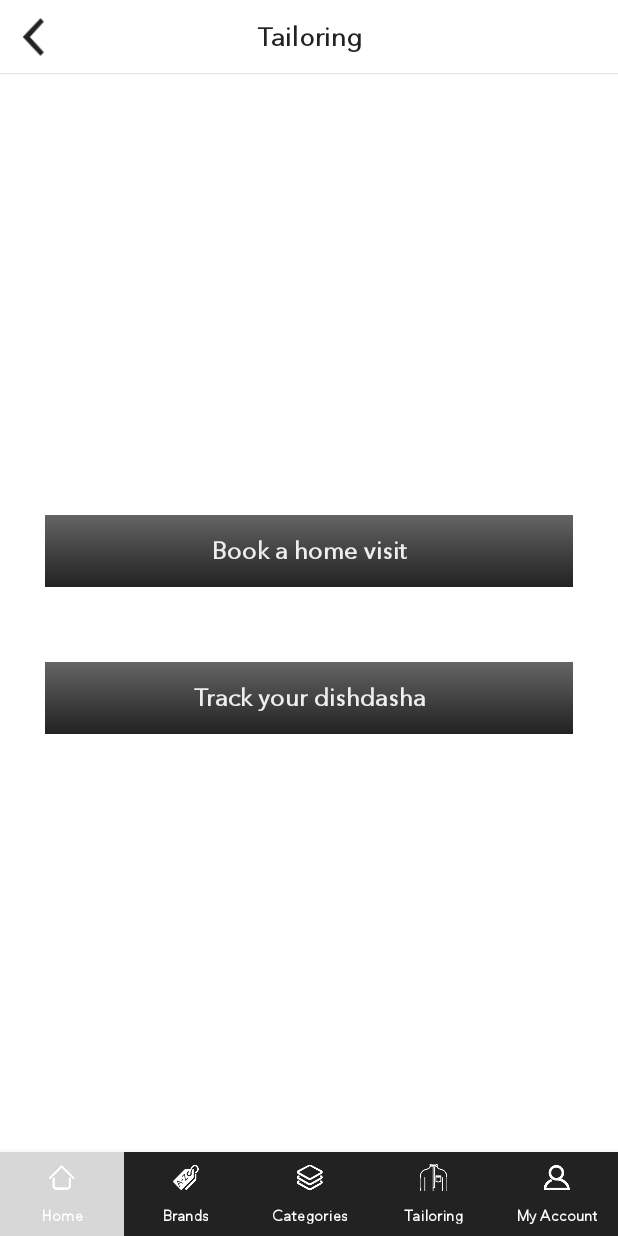
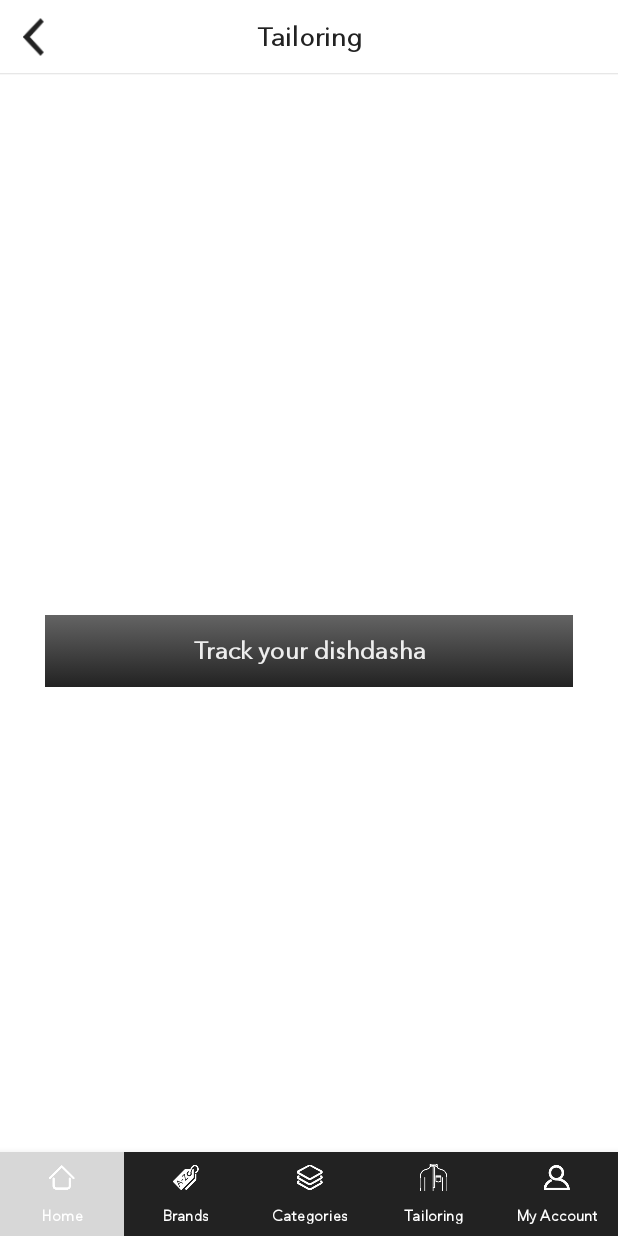
Before and after one commit to Vinod-2225/Dagla, an Android app: the fragment TailoringFragment placed in its activity, on a phone screen of 412 x 824 dp. Run offline under Robolectric (Android 15) with nearby library versions, the phone set to English and light mode, and no system bars; libraries missing offline, so code that uses them is left out: com.loopj.android, com.nostra13.universalimageloader, cz.msebera.android; pictures from the network do not load; 12 statements that could not run were skipped.

Commit message:
Initial Commit

```diff
--- a/app/build.gradle
+++ b/app/build.gradle
@@ -22,8 +22,8 @@ android {
         applicationId "com.dagla.android"
         minSdkVersion 21
         targetSdkVersion 32
-        versionCode 35
-        versionName "4.2.7"
+        versionCode 36
+        versionName "4.2.8"
         testInstrumentationRunner "androidx.test.runner.AndroidJUnitRunner"
     }
 //    buildTypes {
--- a/app/src/main/java/com/dagla/android/fragments/TailoringFragment.java
+++ b/app/src/main/java/com/dagla/android/fragments/TailoringFragment.java
@@ -74,9 +74,12 @@ public class TailoringFragment extends Fragment {
             }
 
 
-            btnHomeVisit = (Button) rootView.findViewById(R.id.btnHomeVisit);
-            btnOrderTracking = (Button) rootView.findViewById(R.id.btnOrderTracking);
+            btnHomeVisit = rootView.findViewById(R.id.btnHomeVisit);
+            btnOrderTracking = rootView.findViewById(R.id.btnOrderTracking);
 
+
+            btnHomeVisit.setVisibility(View.GONE);
+            btnOrderTracking.setVisibility(View.VISIBLE);
 
             btnHomeVisit.setOnClickListener(new View.OnClickListener() {
                 @Override
--- a/app/src/main/res/layout/fragment_tailoring.xml
+++ b/app/src/main/res/layout/fragment_tailoring.xml
@@ -45,7 +45,7 @@
             <TextView
                 android:layout_width="match_parent"
                 android:layout_height="wrap_content"
-                android:text="Please note that the service is currently unavailable"
+                android:text="@string/please_note_that_the_service_is_currently_unavailable"
                 android:textStyle="bold"
                 android:fontFamily="@font/avenir_next_medium"
                 android:textSize="16sp"
--- a/app/src/main/res/layout/fragment_tailoring_ar.xml
+++ b/app/src/main/res/layout/fragment_tailoring_ar.xml
@@ -45,7 +45,7 @@
             <TextView
                 android:layout_width="match_parent"
                 android:layout_height="wrap_content"
-                android:text="يرجى العلم بأن الخدمة غير متوفرة حاليا"
+                android:text="@string/please_note_that_the_service_is_currently_unavailable_ar"
                 android:textStyle="bold"
                 android:fontFamily="@font/ge_dinar_one_medium"
                 android:textSize="16sp"
--- a/app/src/main/res/values/strings.xml
+++ b/app/src/main/res/values/strings.xml
@@ -557,5 +557,7 @@
     <string name="quality_control_finishing_ar" translatable="false">فحص الجودة</string>
     <string name="delivered_ar" translatable="false">تم التوصيل</string>
     <string name="enter_invoice_number_ar" translatable="false">ادخل رقم الفاتورة</string>
+    <string name="please_note_that_the_service_is_currently_unavailable" translatable="false">Please note that the service is currently unavailable</string>
+    <string name="please_note_that_the_service_is_currently_unavailable_ar" translatable="false">يرجى العلم بأن الخدمة غير متوفرة حاليا</string>
 
 </resources>
```
